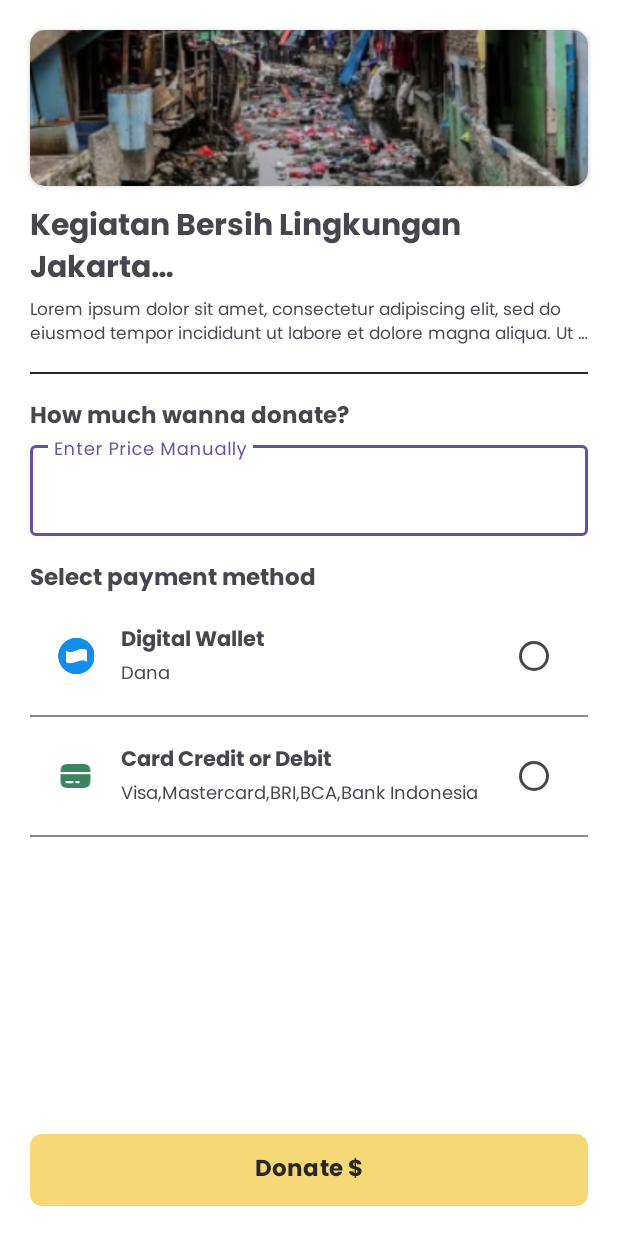
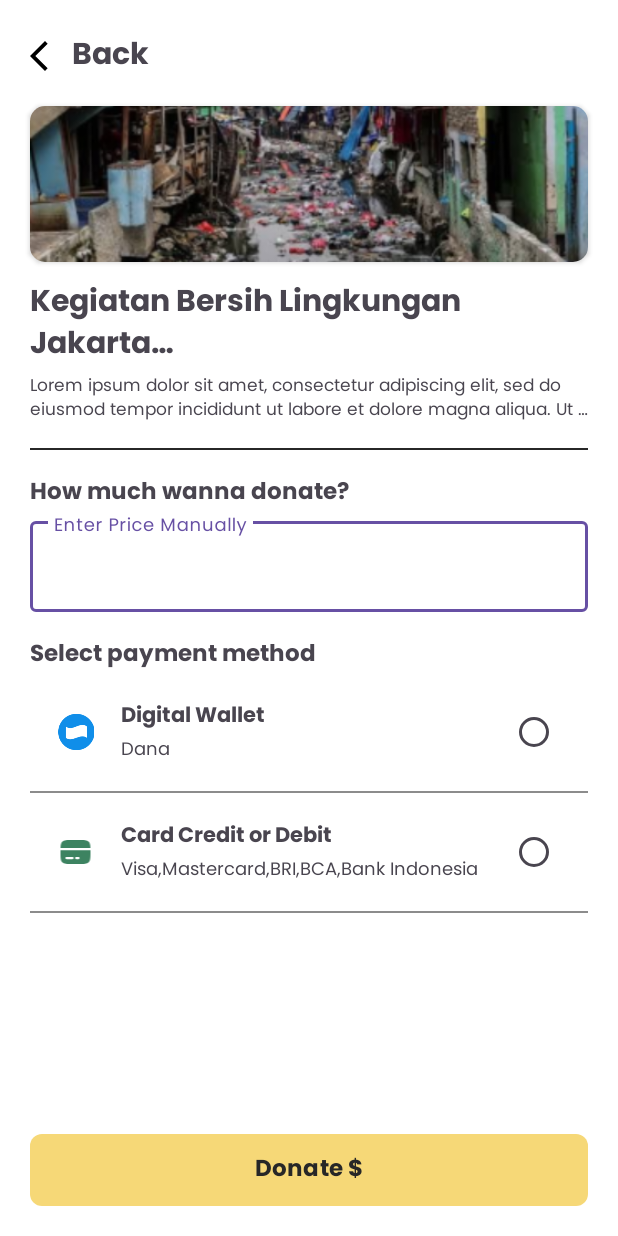
Before and after one commit to TatangMengkudu/BANGKIT-SOStainable, an Android app: the DonateActivity screen opened directly, with no data from a screen before it, on a phone screen of 412 x 824 dp. Run offline under Robolectric (Android 15) with nearby library versions, the phone set to English and light mode, and no system bars.

Commit message:
[CREATE, DONATE, PROFILE] Add a back button component to the appbar of each of these pages

```diff
--- /dev/null
+++ b/app/src/main/res/drawable/arrow_back.xml
@@ -0,0 +1,9 @@
+<vector xmlns:android="http://schemas.android.com/apk/res/android"
+    android:width="24dp"
+    android:height="24dp"
+    android:viewportWidth="960"
+    android:viewportHeight="960">
+  <path
+      android:pathData="M400,880 L0,480l400,-400 71,71 -329,329 329,329 -71,71Z"
+      android:fillColor="#e8eaed"/>
+</vector>
--- a/app/src/main/res/layout/activity_donate.xml
+++ b/app/src/main/res/layout/activity_donate.xml
@@ -39,14 +39,37 @@
         app:layout_constraintGuide_end="20dp"
         app:layout_constraintStart_toStartOf="parent" />
 
+    <LinearLayout
+        android:id="@+id/buttonBack"
+        android:layout_width="match_parent"
+        android:layout_height="wrap_content"
+        android:orientation="horizontal"
+        android:layout_marginStart="20dp"
+        android:layout_marginEnd="20dp"
+        app:layout_constraintTop_toBottomOf="@+id/guidelineTop"
+        app:layout_constraintStart_toStartOf="@+id/guidelineVerticalLeft"
+        app:layout_constraintEnd_toEndOf="@+id/guidelineVerticalRight">
+
+        <TextView
+            android:layout_width="wrap_content"
+            android:layout_height="wrap_content"
+            android:text="Back"
+            android:drawableStart="@drawable/arrow_back"
+            android:drawableTint="@color/black"
+            android:drawablePadding="4dp"
+            android:textSize="20sp"
+            android:fontFamily="@font/poppins_bold"/>
+    </LinearLayout>
+
     <androidx.cardview.widget.CardView
         android:id="@+id/cardView"
         android:layout_width="0dp"
         android:layout_height="wrap_content"
         app:cardCornerRadius="10dp"
+        android:layout_marginTop="15dp"
         app:layout_constraintEnd_toEndOf="@+id/guidelineVerticalRight"
         app:layout_constraintStart_toStartOf="@+id/guidelineVerticalLeft"
-        app:layout_constraintTop_toTopOf="@+id/guidelineTop">
+        app:layout_constraintTop_toBottomOf="@+id/buttonBack">
 
         <ImageView
             android:id="@+id/imageView"
@@ -56,7 +79,6 @@
             android:scaleType="centerCrop"
             android:src="@drawable/iv_news"
             app:layout_constraintEnd_toEndOf="@+id/guidelineVerticalRight"
-            app:layout_constraintHorizontal_bias="0.498"
             app:layout_constraintStart_toStartOf="@+id/guidelineVerticalLeft"
             app:layout_constraintTop_toTopOf="parent" />
     </androidx.cardview.widget.CardView>
```
Also changed, not shown: app/src/main/res/layout/activity_create.xml (+24 -1 lines), app/src/main/res/layout/fragment_profile.xml (+24 -1 lines).
